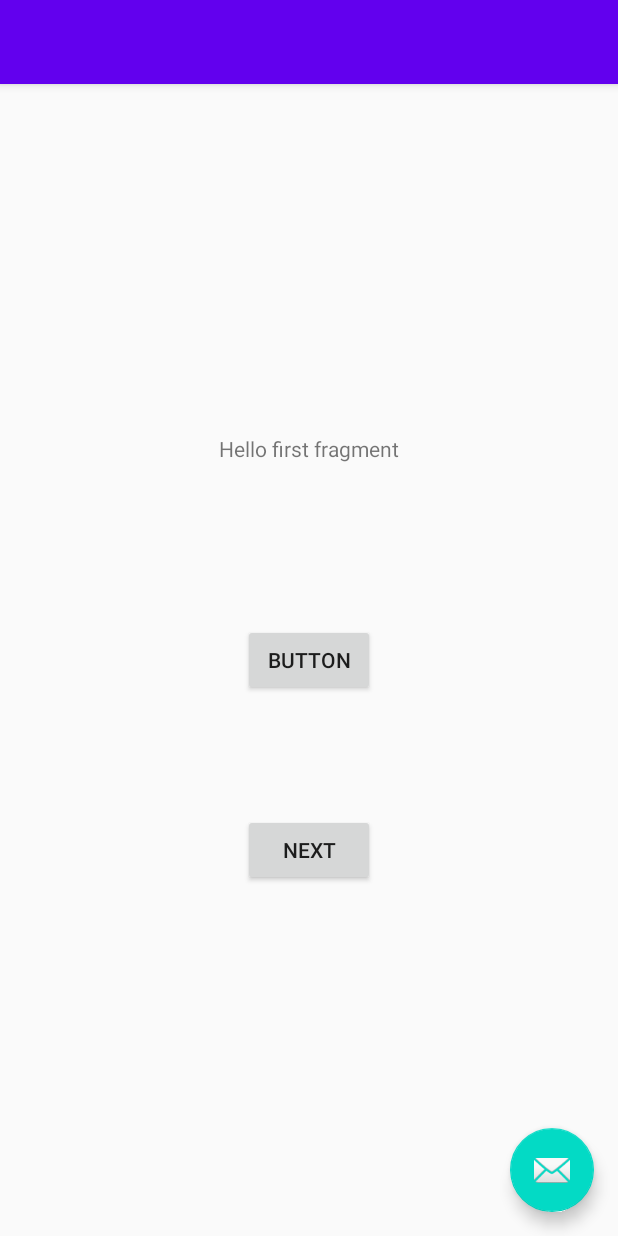
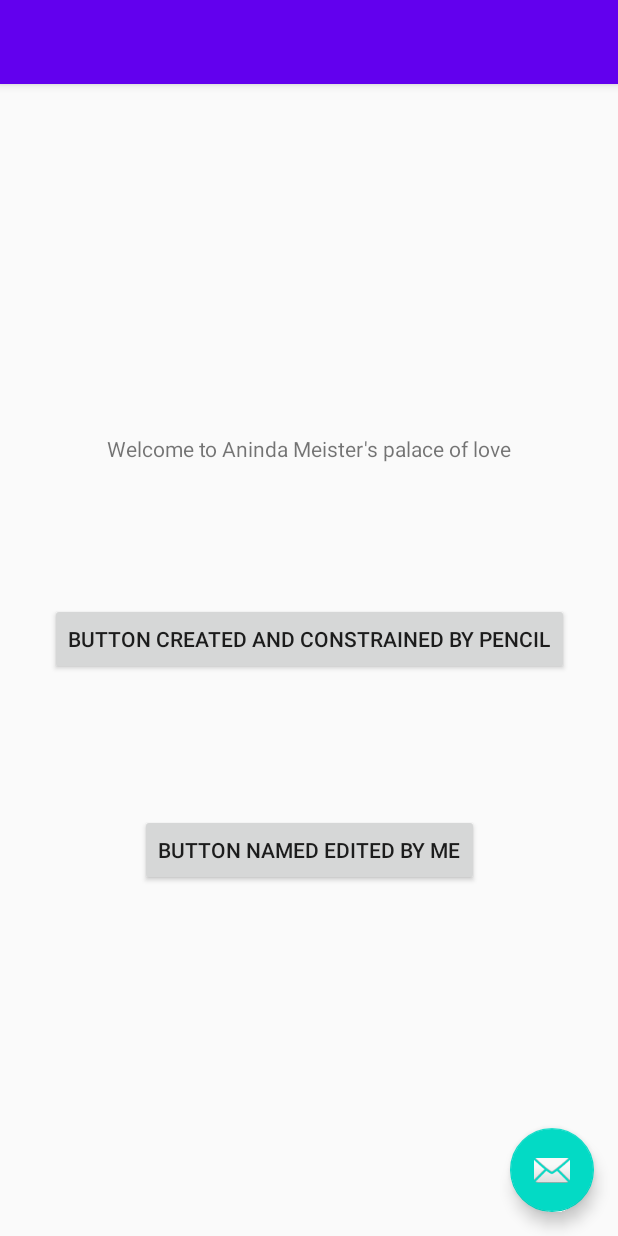
Before and after one commit to anindameister/learningAndroid, an Android app: the layout activity_main.xml on its own in the app's theme, with its tools: preview values and no code run, on a phone screen of 412 x 824 dp. Run offline under Robolectric (Android 15) with nearby library versions, the phone set to English and light mode, and no system bars.

Commit message:
end of video 2

```diff
--- a/MyApplication/app/src/main/res/layout/activity_main.xml
+++ b/MyApplication/app/src/main/res/layout/activity_main.xml
@@ -20,9 +20,7 @@
 
     </com.google.android.material.appbar.AppBarLayout>
 
-    <include
-        android:id="@+id/include"
-        layout="@layout/content_main" />
+    <include layout="@layout/content_main" />
 
     <com.google.android.material.floatingactionbutton.FloatingActionButton
         android:id="@+id/fab"
@@ -32,12 +30,4 @@
         android:layout_margin="@dimen/fab_margin"
         app:srcCompat="@android:drawable/ic_dialog_email" />
 
-    <Button
-        android:id="@+id/button"
-        android:layout_width="wrap_content"
-        android:layout_height="wrap_content"
-        android:text="Button"
-        app:layout_anchor="@+id/include"
-        app:layout_anchorGravity="center" />
-
 </androidx.coordinatorlayout.widget.CoordinatorLayout>
--- a/MyApplication/app/src/main/res/layout/fragment_first.xml
+++ b/MyApplication/app/src/main/res/layout/fragment_first.xml
@@ -10,7 +10,7 @@
         android:id="@+id/textview_first"
         android:layout_width="wrap_content"
         android:layout_height="wrap_content"
-        android:text="@string/hello_first_fragment"
+        android:text="Welcome to Aninda Meister's palace of love"
         app:layout_constraintBottom_toTopOf="@id/button_first"
         app:layout_constraintEnd_toEndOf="parent"
         app:layout_constraintStart_toStartOf="parent"
@@ -20,9 +20,19 @@
         android:id="@+id/button_first"
         android:layout_width="wrap_content"
         android:layout_height="wrap_content"
-        android:text="@string/next"
+        android:text="Button named edited by me"
         app:layout_constraintBottom_toBottomOf="parent"
         app:layout_constraintEnd_toEndOf="parent"
         app:layout_constraintStart_toStartOf="parent"
         app:layout_constraintTop_toBottomOf="@id/textview_first" />
+
+    <Button
+        android:id="@+id/button"
+        android:layout_width="wrap_content"
+        android:layout_height="wrap_content"
+        android:text="Button created and constrained by pencil"
+        app:layout_constraintBottom_toTopOf="@+id/button_first"
+        app:layout_constraintEnd_toEndOf="@+id/textview_first"
+        app:layout_constraintStart_toStartOf="@+id/textview_first"
+        app:layout_constraintTop_toBottomOf="@+id/textview_first" />
 </androidx.constraintlayout.widget.ConstraintLayout>
--- a/MyApplication/app/src/main/res/layout/fragment_second.xml
+++ b/MyApplication/app/src/main/res/layout/fragment_second.xml
@@ -19,7 +19,7 @@
         android:id="@+id/button_second"
         android:layout_width="wrap_content"
         android:layout_height="wrap_content"
-        android:text="@string/previous"
+        android:text="got2understandVCHpartOfDbuttonISthis"
         app:layout_constraintBottom_toBottomOf="parent"
         app:layout_constraintEnd_toEndOf="parent"
         app:layout_constraintStart_toStartOf="parent"
```
Also changed, not shown: MyApplication/app/src/main/java/com/anindamaulik/myapplication/MainActivity.java (+21 -2 lines), 8 other files.
